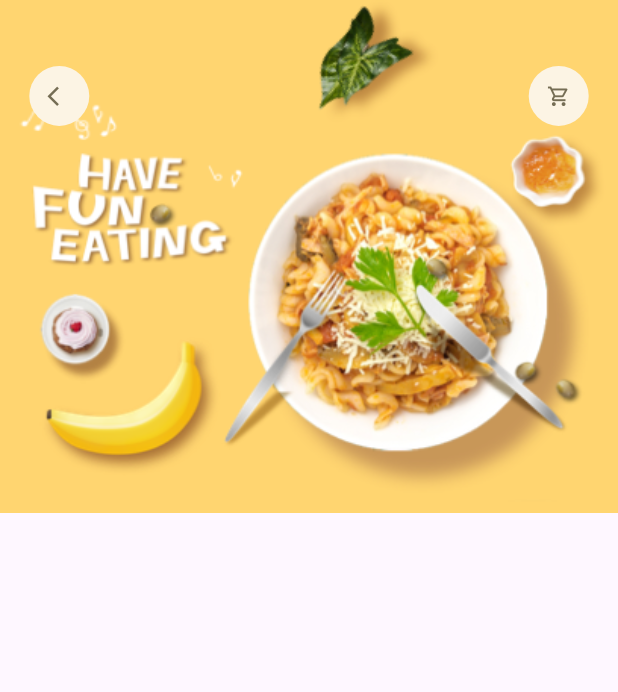
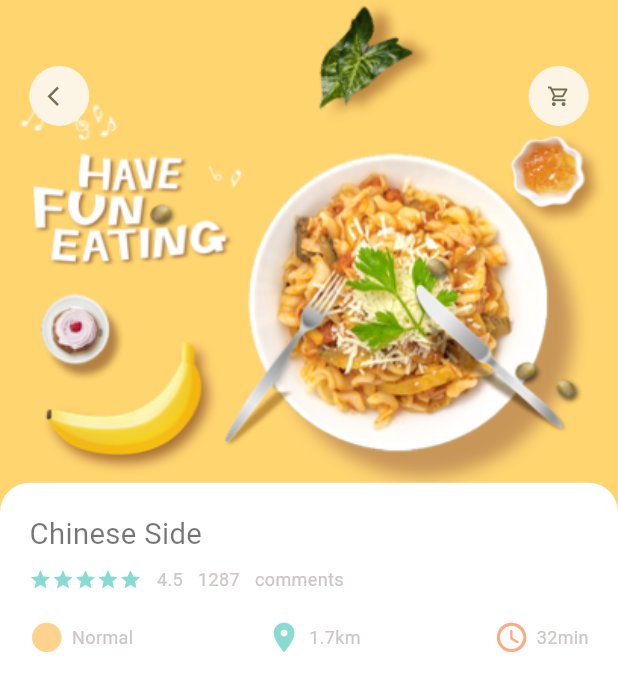
Before and after one commit to AkshayAshokCode/FoodDelivery, a Flutter app: the screen it shows after launch, on a phone screen of 412 x 824 dp. Shown: the top 692 px of the screen. Run offline on Flutter 3.47's test engine with Material 3 defaults, Android fonts, the phone set to English and light mode, and no system bars; our stand-ins replace dots_indicator, get.

Commit message:
add detail container

```diff
--- a/lib/pages/food/popular_food_detail.dart
+++ b/lib/pages/food/popular_food_detail.dart
@@ -2,6 +2,11 @@ import 'package:flutter/cupertino.dart';
 import 'package:flutter/material.dart';
 import 'package:food_delivery/utils/dimensions.dart';
 import 'package:food_delivery/widgets/app_icon.dart';
+
+import '../../utils/colors.dart';
+import '../../widgets/big_text.dart';
+import '../../widgets/icon_and_text_widget.dart';
+import '../../widgets/small_text.dart';
 
 class PopularFoodDetail extends StatelessWidget {
   const PopularFoodDetail({super.key});
@@ -37,6 +42,52 @@ class PopularFoodDetail extends StatelessWidget {
                 AppIcon(icon: Icons.shopping_cart_outlined)
               ],
 
+        )),
+        Positioned(
+            left:0,
+            right: 0,
+            bottom: 0,
+            top: Dimensions.popularFoodImgSize - 20,
+            child: Container(
+              padding: EdgeInsets.only(left: Dimensions.width20, right: Dimensions.width20, top: Dimensions.height20),
+              decoration: BoxDecoration(
+                borderRadius: BorderRadius.only(
+                  topRight: Radius.circular(Dimensions.radius20),
+                  topLeft: Radius.circular(Dimensions.radius20)
+                ),
+                color: Colors.white
+              ),
+              child: Column(
+                crossAxisAlignment: CrossAxisAlignment.start,
+                children: [
+                  BigText(text: "Chinese Side", color: Colors.black54),
+                  SizedBox(height: Dimensions.height10,),
+                  Row(
+                      children: [
+                        Wrap(
+                            children: List.generate(
+                                5, (index) => Icon(Icons.star, color: AppColors.mainColor, size: 15,)
+                            )
+                        ),
+                        SizedBox(width: 10,),
+                        SmallText(text: "4.5"),
+                        SizedBox(width: 10,),
+                        SmallText(text: "1287"),
+                        SizedBox(width: 10,),
+                        SmallText(text: "comments"),
+                      ]
+                  ),
+                  SizedBox(height: Dimensions.height20,),
+                  Row(
+                      mainAxisAlignment: MainAxisAlignment.spaceBetween,
+                      children: [
+                        IconAndTextWidget(icon: Icons.circle_sharp, text: "Normal", iconColor: AppColors.iconColor1),
+                        IconAndTextWidget(icon: Icons.location_on, text: "1.7km", iconColor: AppColors.mainColor),
+                        IconAndTextWidget(icon: Icons.access_time_rounded, text: "32min", iconColor: AppColors.iconColor2)
+                      ]
+                  )
+                ],
+              ),
         ))
       ],
     )
```
